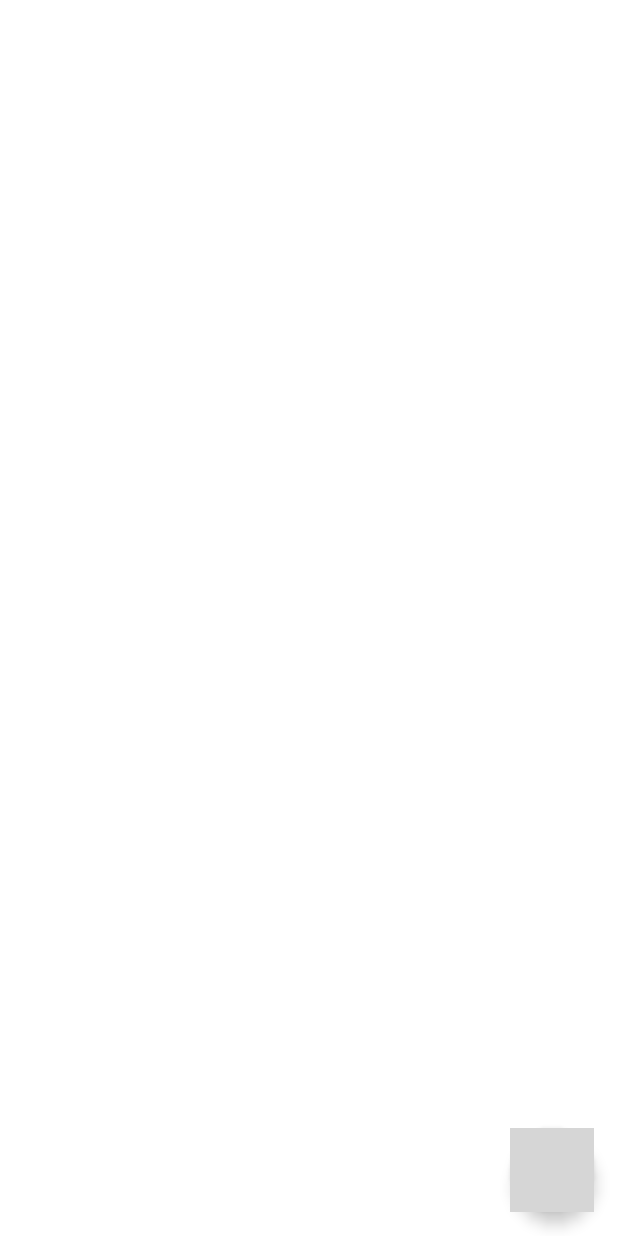
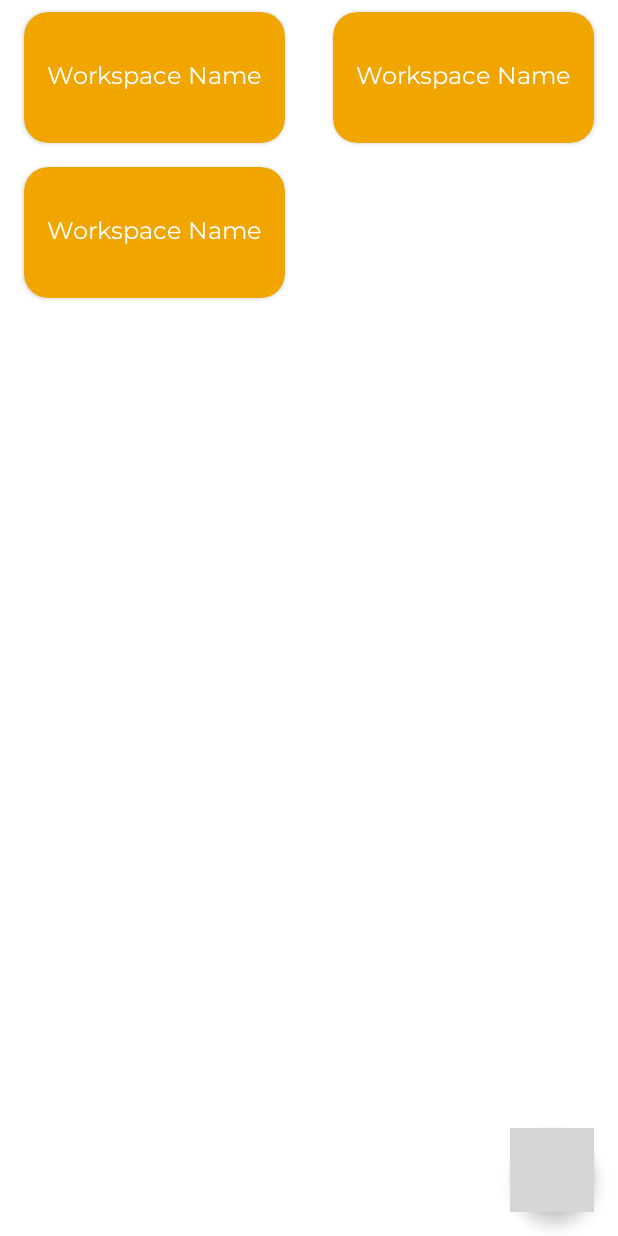
Before and after one commit to yamanf/TaskMan, an Android app: the layout fragment_home.xml on its own in the app's theme, with its tools: preview values and no code run, on a phone screen of 412 x 824 dp. Run offline under Robolectric (Android 15) with nearby library versions, the phone set to English and light mode, and no system bars; grey boxes are pictures that could not be loaded.

Commit message:
Workspace creating logic is created

```diff
--- a/app/build.gradle
+++ b/app/build.gradle
@@ -64,4 +64,7 @@ dependencies {
 
     //Lottie
     implementation 'com.airbnb.android:lottie:5.2.0'
+
+    //RecyclerView
+    implementation 'androidx.recyclerview:recyclerview:1.1.0'
 }
--- /dev/null
+++ b/app/src/main/java/com/yamanf/taskman/data/WorkspaceModels.kt
@@ -0,0 +1,6 @@
+package com.yamanf.taskman.data
+
+data class WorkspaceModel(
+    val title:String= "",
+    val uids:ArrayList<String> = arrayListOf()
+    )
--- a/app/src/main/java/com/yamanf/taskman/utils/Constants.kt
+++ b/app/src/main/java/com/yamanf/taskman/utils/Constants.kt
@@ -1,7 +1,9 @@
 package com.yamanf.taskman.utils
 
 class Constants {
-    enum class Firestore(val workspace:String) {
-        WORKSPACE("workspace")
+    enum class Firestore(val collectionNames:String) {
+        WORKSPACE("workspace"),
+        TASKS("tasks"),
+        USERDATA("userdata")
     }
 }
--- a/app/src/main/java/com/yamanf/taskman/utils/FirebaseAuthManager.kt
+++ b/app/src/main/java/com/yamanf/taskman/utils/FirebaseAuthManager.kt
@@ -18,6 +18,7 @@ class FirebaseAuthManager {
                 }else{
                     if (registerModel.password == registerModel.passwordRepeat){
                         Firebase.auth.createUserWithEmailAndPassword(registerModel.eMail, registerModel.password).addOnSuccessListener {
+                            FirestoreManager.saveUserEmail(it.user!!.uid,registerModel.eMail)
                             success(it)
                         } .addOnFailureListener {
                             failure(it.localizedMessage!!.toString())
@@ -43,8 +44,8 @@ class FirebaseAuthManager {
             return Firebase.auth.currentUser != null
         }
 
-        fun getUserUid(uid: (String) -> Unit){
-            return uid(Firebase.auth.currentUser?.uid ?: "")
+        fun getUserUid(): String {
+            return Firebase.auth.currentUser?.uid.toString()
         }
 
     }
--- a/app/src/main/java/com/yamanf/taskman/utils/Utils.kt
+++ b/app/src/main/java/com/yamanf/taskman/utils/Utils.kt
@@ -10,7 +10,6 @@ import com.yamanf.taskman.R
 
 class Utils {
     companion object{
-
         fun showEditTextDialog(
             title:String,
             hint:String,
--- a/app/src/main/res/layout/fragment_home.xml
+++ b/app/src/main/res/layout/fragment_home.xml
@@ -20,4 +20,13 @@
         app:layout_constraintBottom_toBottomOf="parent"
         app:layout_constraintEnd_toEndOf="parent"/>
 
+    <androidx.recyclerview.widget.RecyclerView
+        android:id="@+id/rvMain"
+        android:layout_width="match_parent"
+        android:layout_height="match_parent"
+        android:layout_gravity="center"
+        app:layoutManager="androidx.recyclerview.widget.GridLayoutManager"
+        app:spanCount="2"
+        tools:listitem="@layout/rv_main_item"/>
+
 </androidx.constraintlayout.widget.ConstraintLayout>
--- /dev/null
+++ b/app/src/main/res/layout/rv_main_item.xml
@@ -0,0 +1,24 @@
+<?xml version="1.0" encoding="utf-8"?>
+<androidx.cardview.widget.CardView xmlns:android="http://schemas.android.com/apk/res/android"
+    android:layout_width="match_parent"
+    android:layout_height="wrap_content"
+    xmlns:app="http://schemas.android.com/apk/res-auto"
+    app:cardCornerRadius="16dp"
+    android:layout_marginVertical="8dp"
+    android:layout_marginHorizontal="16dp"
+    android:backgroundTint="@color/orange">
+
+    <TextView
+        android:id="@+id/tvWorkspace"
+        android:layout_width="wrap_content"
+        android:layout_height="wrap_content"
+        android:layout_marginHorizontal="8dp"
+        android:layout_marginVertical="32dp"
+        android:fontFamily="@font/montserrat"
+        android:textSize="16sp"
+        android:text="Workspace Name"
+        android:layout_gravity="center"
+        android:textColor="@color/white" />
+
+
+</androidx.cardview.widget.CardView>
```
Also changed, not shown: app/src/main/java/com/yamanf/taskman/data/AuthModels.kt (+12 -2 lines), app/src/main/java/com/yamanf/taskman/ui/adapters/MainRVAdapter.kt (added, +33 -0 lines), app/src/main/java/com/yamanf/taskman/ui/home/HomeFragment.kt (+21 -1 lines), app/src/main/java/com/yamanf/taskman/utils/FirestoreManager.kt (+35 -5 lines).
